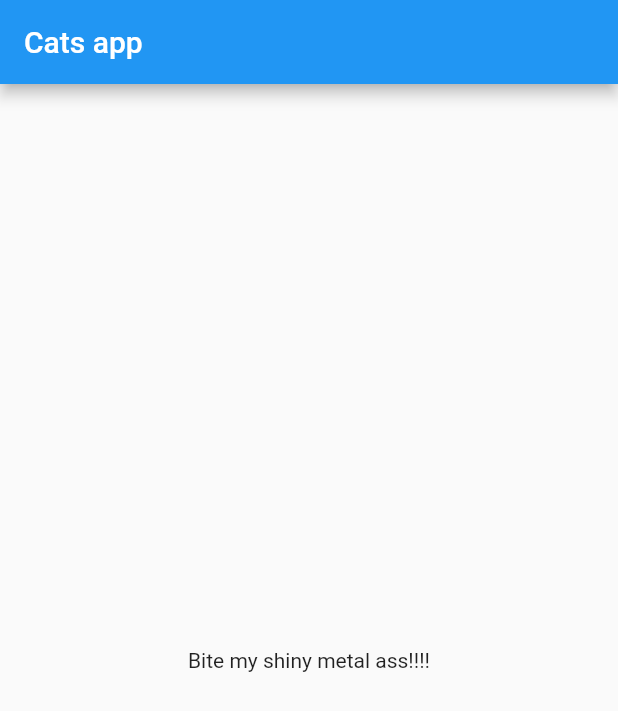
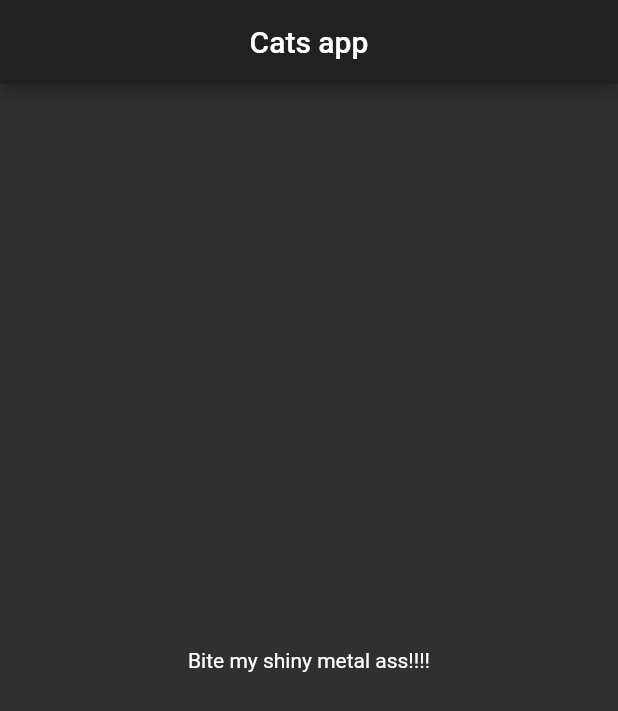
Before and after one commit to DoomHopes/cats_app_test_task, a Flutter app: the screen it shows after launch, on a phone screen of 412 x 824 dp. Shown: the top 711 px of the screen. Run offline on Flutter 3.47's test engine with Material 2 defaults, Android fonts, the phone set to English and light mode, and no system bars.

Commit message:
some little change

```diff
--- a/lib/main.dart
+++ b/lib/main.dart
@@ -11,9 +11,7 @@ class MyApp extends StatelessWidget {
   Widget build(BuildContext context) {
     return MaterialApp(
       title: 'Cats app',
-      theme: ThemeData(
-        primarySwatch: Colors.blue,
-      ),
+      theme: ThemeData.dark(),
       home: HomePage(),
     );
   }
--- a/lib/pages/home_page.dart
+++ b/lib/pages/home_page.dart
@@ -6,6 +6,7 @@ class HomePage extends StatelessWidget {
     return Scaffold(
       appBar: AppBar(
         title: const Text('Cats app'),
+        centerTitle: true,
       ),
       body: Center(child: const Text('Bite my shiny metal ass!!!!')),
     );
```
